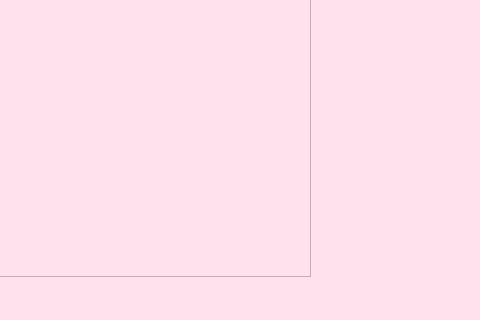
Taifin/ChitChat, file client/main_window.ui: the form before one commit; both pictures show x 311 to 791 and y 284 to 604 of the 791 by 604 pixel window.
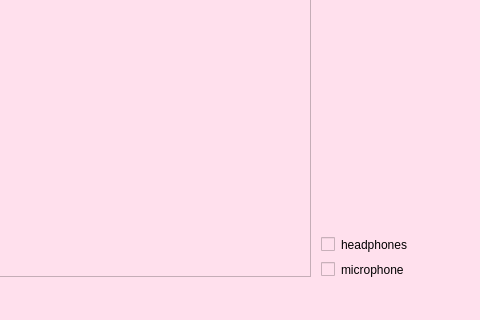
The form after the commit.

```diff
--- a/client/main_window.ui
+++ b/client/main_window.ui
@@ -126,6 +126,20 @@
          </property>
         </spacer>
        </item>
+       <item>
+        <widget class="QCheckBox" name="headphones_check">
+         <property name="text">
+          <string>headphones</string>
+         </property>
+        </widget>
+       </item>
+       <item>
+        <widget class="QCheckBox" name="microphone_check">
+         <property name="text">
+          <string>microphone</string>
+         </property>
+        </widget>
+       </item>
       </layout>
      </item>
     </layout>
```
